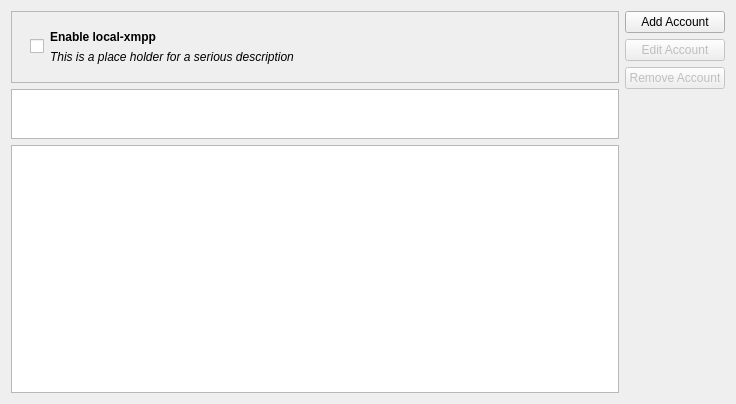
Above: src/main-widget.ui from KDE/ktp-accounts-kcm before the change. Below: the same form after it.
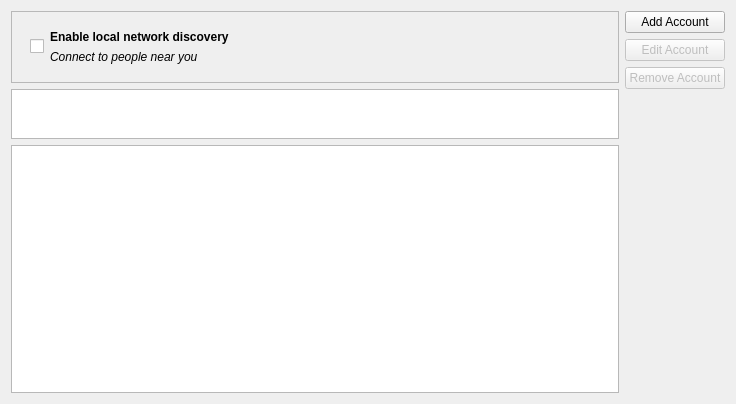
That is the form after the change. Custom widgets are drawn as their Qt base class.

Commit message: Fix placeholder strings for local-xmpp

```diff
--- a/src/main-widget.ui
+++ b/src/main-widget.ui
@@ -72,7 +72,7 @@
                   </font>
                  </property>
                  <property name="text">
-                  <string>Enable local-xmpp</string>
+                  <string>Enable local network discovery</string>
                  </property>
                 </widget>
                </item>
@@ -92,7 +92,7 @@
                   </font>
                  </property>
                  <property name="text">
-                  <string>This is a place holder for a serious description</string>
+                  <string>Connect to people near you</string>
                  </property>
                 </widget>
                </item>
```
